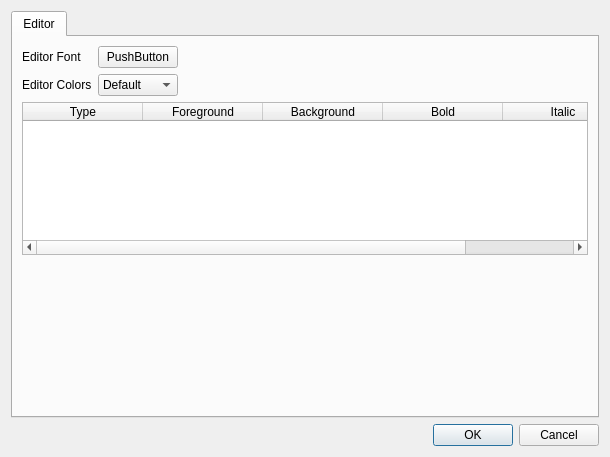
First picture: the form in editor/configdialog.ui, repository StrideLang/Stride, before the edit.
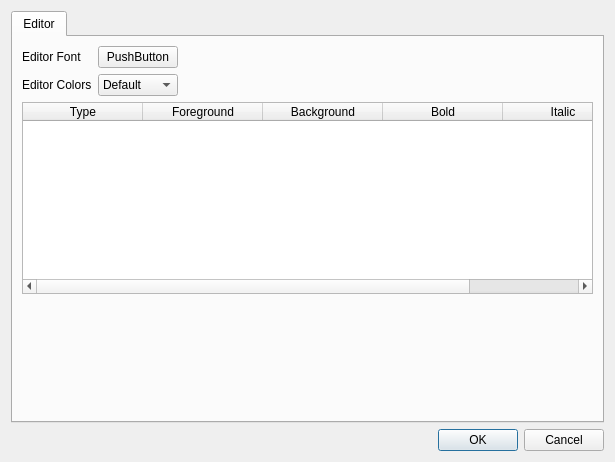
Second picture: the form after the edit.

```diff
--- a/editor/configdialog.ui
+++ b/editor/configdialog.ui
@@ -6,8 +6,8 @@
    <rect>
     <x>0</x>
     <y>0</y>
-    <width>610</width>
-    <height>457</height>
+    <width>615</width>
+    <height>462</height>
    </rect>
   </property>
   <property name="windowTitle">
@@ -73,9 +73,6 @@
        </item>
        <item row="2" column="0" colspan="3">
         <widget class="QTableWidget" name="colorsTableWidget">
-         <property name="sizeAdjustPolicy">
-          <enum>QAbstractScrollArea::AdjustToContents</enum>
-         </property>
          <property name="selectionMode">
           <enum>QAbstractItemView::NoSelection</enum>
          </property>
```
